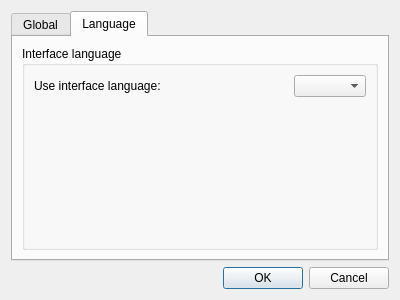
First picture: the form in ui/gui/resources/preferences.ui, repository halbbob/dff, before the edit.
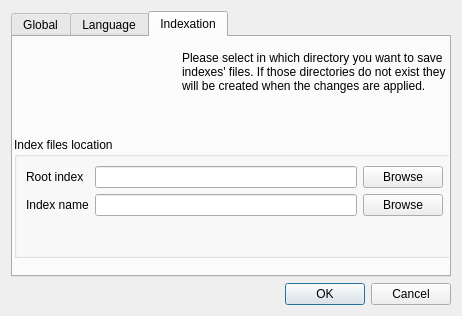
Second picture: the form after the edit. Icons and pictures are not drawn.

Commit message: index + configuration * can now chose the index directories usinf Edit -> preferences * modify indexer and search so they use the configuration to create / locate the index file * add icons

The edit to the form file:
```diff
--- a/ui/gui/resources/preferences.ui
+++ b/ui/gui/resources/preferences.ui
@@ -6,18 +6,18 @@
    <rect>
     <x>0</x>
     <y>0</y>
-    <width>400</width>
-    <height>300</height>
+    <width>462</width>
+    <height>316</height>
    </rect>
   </property>
   <property name="windowTitle">
    <string>Preferences</string>
   </property>
-  <layout class="QVBoxLayout" name="verticalLayout">
-   <item>
+  <layout class="QGridLayout" name="gridLayout_5">
+   <item row="0" column="0">
     <widget class="QTabWidget" name="tabWidget">
      <property name="currentIndex">
-      <number>1</number>
+      <number>2</number>
      </property>
      <widget class="QWidget" name="GlobalTab">
       <attribute name="title">
@@ -188,9 +188,121 @@
        </item>
       </layout>
      </widget>
+     <widget class="QWidget" name="indexTab">
+      <property name="toolTip">
+       <string/>
+      </property>
+      <attribute name="title">
+       <string>Indexation</string>
+      </attribute>
+      <widget class="QGroupBox" name="groupBox_4">
+       <property name="geometry">
+        <rect>
+         <x>1</x>
+         <y>100</y>
+         <width>441</width>
+         <height>121</height>
+        </rect>
+       </property>
+       <property name="title">
+        <string>Index files location</string>
+       </property>
+       <layout class="QVBoxLayout" name="verticalLayout_6">
+        <item>
+         <layout class="QGridLayout" name="gridLayout_3">
+          <item row="0" column="0">
+           <widget class="QLabel" name="label_2">
+            <property name="text">
+             <string>Root index</string>
+            </property>
+           </widget>
+          </item>
+          <item row="0" column="1">
+           <widget class="QLineEdit" name="root_index_line"/>
+          </item>
+          <item row="0" column="2">
+           <widget class="QPushButton" name="root_index_button">
+            <property name="text">
+             <string>Browse</string>
+            </property>
+           </widget>
+          </item>
+          <item row="1" column="0">
+           <widget class="QLabel" name="label_3">
+            <property name="text">
+             <string>Index name</string>
+            </property>
+           </widget>
+          </item>
+          <item row="1" column="1">
+           <widget class="QLineEdit" name="index_name_line"/>
+          </item>
+          <item row="1" column="2">
+           <widget class="QPushButton" name="index_name_button">
+            <property name="text">
+             <string>Browse</string>
+            </property>
+           </widget>
+          </item>
+         </layout>
+        </item>
+        <item>
+         <spacer name="verticalSpacer_3">
+          <property name="orientation">
+           <enum>Qt::Vertical</enum>
+          </property>
+          <property name="sizeHint" stdset="0">
+           <size>
+            <width>20</width>
+            <height>40</height>
+           </size>
+          </property>
+         </spacer>
+        </item>
+       </layout>
+      </widget>
+      <widget class="QWidget" name="">
+       <property name="geometry">
+        <rect>
+         <x>2</x>
+         <y>14</y>
+         <width>431</width>
+         <height>91</height>
+        </rect>
+       </property>
+       <layout class="QHBoxLayout" name="horizontalLayout">
+        <item>
+         <widget class="QLabel" name="label_4">
+          <property name="text">
+           <string/>
+          </property>
+          <property name="pixmap">
+           <pixmap resource="gui.qrc">:/index_search_64x64.png</pixmap>
+          </property>
+          <property name="scaledContents">
+           <bool>false</bool>
+          </property>
+         </widget>
+        </item>
+        <item>
+         <widget class="QLabel" name="label_5">
+          <property name="text">
+           <string>Please select in which directory you want to save indexes' files. If those directories do not exist they will be created when the changes are applied.</string>
+          </property>
+          <property name="alignment">
+           <set>Qt::AlignLeading|Qt::AlignLeft|Qt::AlignTop</set>
+          </property>
+          <property name="wordWrap">
+           <bool>true</bool>
+          </property>
+         </widget>
+        </item>
+       </layout>
+      </widget>
+     </widget>
     </widget>
    </item>
-   <item>
+   <item row="1" column="0">
     <widget class="QDialogButtonBox" name="buttonBox">
      <property name="orientation">
       <enum>Qt::Horizontal</enum>
```
Left out of the diff: 12 changed lines with no effect on the pictures. The commit also changes 7 other files.
